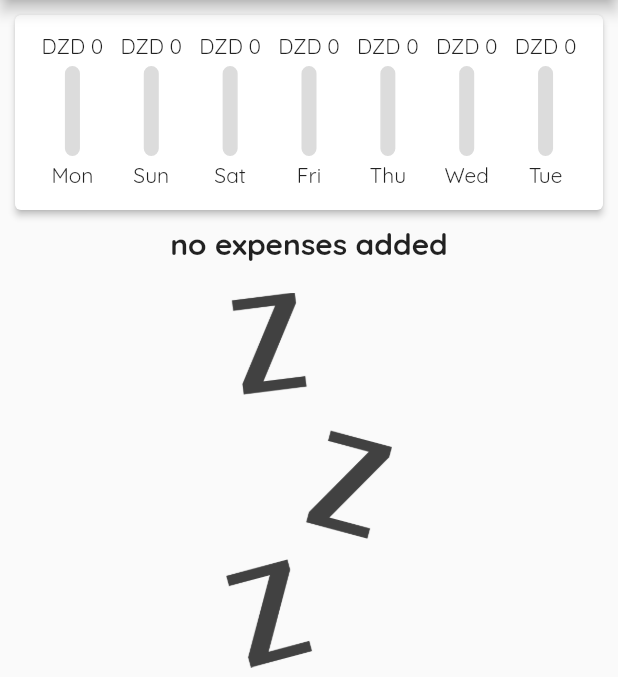
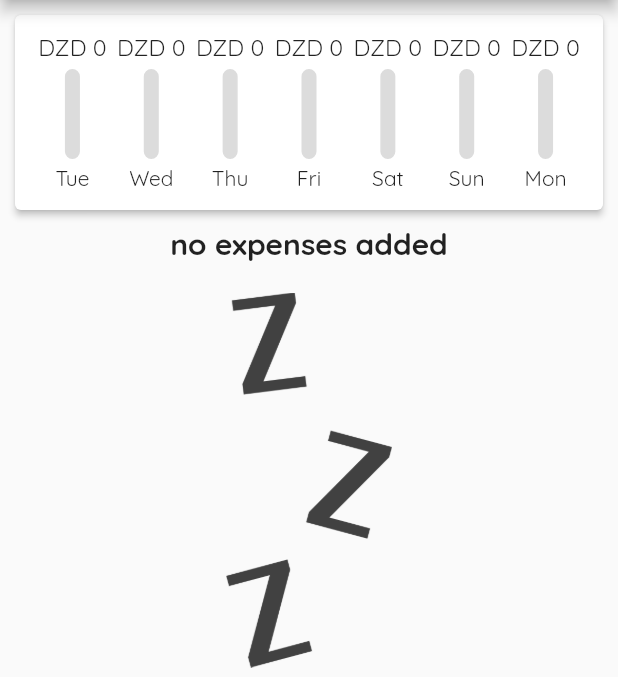
Before and after one commit to 0neman/expensescontrol, a Flutter app: the screen it shows after launch, on a phone screen of 412 x 824 dp, the part 84-761 px from its top. Run offline on Flutter 3.47's test engine with Material 2 defaults, Android fonts, the phone set to English and light mode, and no system bars.

Commit message:
new adding

```diff
--- a/lib/widgets/chart.dart
+++ b/lib/widgets/chart.dart
@@ -25,7 +25,7 @@ class Chart extends StatelessWidget {
         'day': DateFormat.E().format(weekDay),
         'amount': sum,
       };
-    });
+    }).reversed.toList();
   }
 
   double get maxSpending {
--- a/lib/widgets/chart_bar.dart
+++ b/lib/widgets/chart_bar.dart
@@ -12,7 +12,10 @@ class ChartBar extends StatelessWidget {
   Widget build(BuildContext context) {
     return Column(
       children: [
-        FittedBox(child: Text("DZD ${spendingAmount.toStringAsFixed(0)}")),
+        Container(
+            height: 20,
+            child: FittedBox(
+                child: Text("DZD ${spendingAmount.toStringAsFixed(0)}"))),
         SizedBox(
           height: 4,
         ),
```
